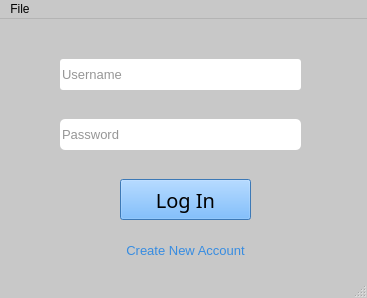
This is LogInGUI.ui in WallacexMcCarthy/TriValleyHacks as Qt 5 draws it before an edit. The edited form follows.
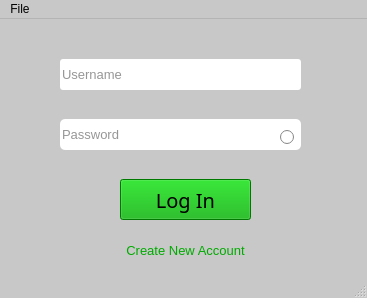
This is the edited form.

```diff
--- a/LogInGUI.ui
+++ b/LogInGUI.ui
@@ -103,8 +103,7 @@
      <bool>false</bool>
     </property>
     <property name="styleSheet">
-     <string notr="true">background-color: rgb(85, 170, 255);
-</string>
+     <string notr="true">background-color: rgb(0, 170, 0);</string>
     </property>
     <property name="text">
      <string>Log In</string>
@@ -188,7 +187,7 @@
      </font>
     </property>
     <property name="styleSheet">
-     <string notr="true">color: rgb(55, 140, 225);</string>
+     <string notr="true">color: rgb(0, 170, 0);</string>
     </property>
     <property name="text">
      <string>Create New Account</string>
@@ -197,10 +196,24 @@
      <bool>true</bool>
     </property>
    </widget>
+   <widget class="QRadioButton" name="showPassword">
+    <property name="geometry">
+     <rect>
+      <x>280</x>
+      <y>110</y>
+      <width>21</width>
+      <height>16</height>
+     </rect>
+    </property>
+    <property name="text">
+     <string/>
+    </property>
+   </widget>
    <zorder>username</zorder>
    <zorder>password</zorder>
    <zorder>login_btn</zorder>
    <zorder>createAccount</zorder>
+   <zorder>showPassword</zorder>
   </widget>
   <widget class="QMenuBar" name="menubar">
    <property name="geometry">
```
Left out of the diff: 4 changed lines with no effect on the pictures.
